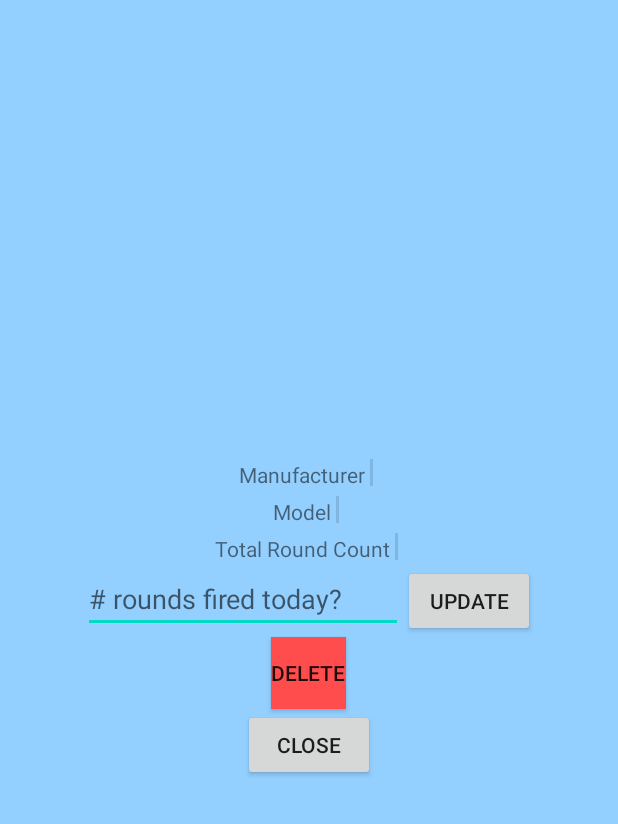
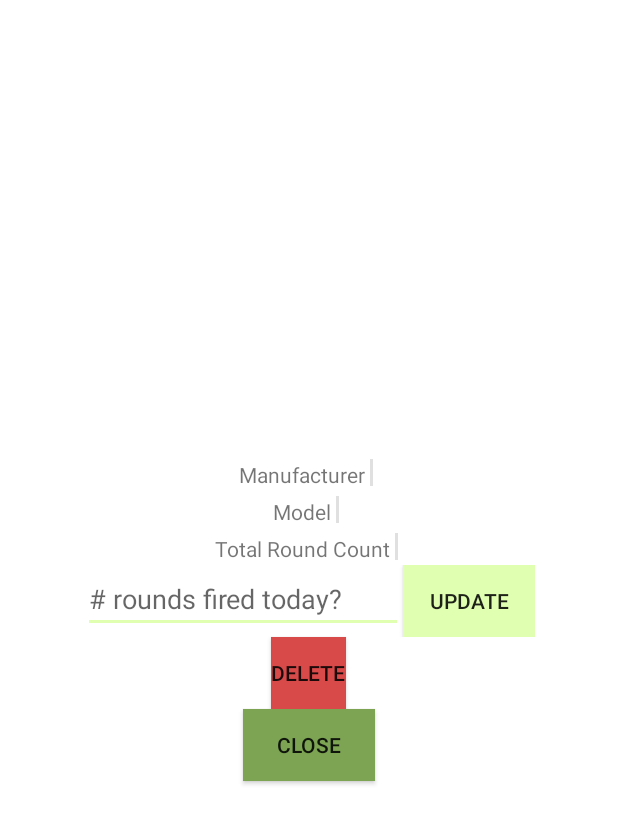
Before and after one commit to prescottwhite/gunlog, an Android app: the layout fragment_view_gun.xml on its own in the app's theme, with its tools: preview values and no code run, on a phone screen of 412 x 824 dp. Shown: the top 824 px of the screen. Run offline under Robolectric (Android 15) with nearby library versions, the phone set to English and light mode, and no system bars.

Commit message:
Change color theme

```diff
--- a/app/src/main/res/layout/fragment_view_gun.xml
+++ b/app/src/main/res/layout/fragment_view_gun.xml
@@ -3,7 +3,7 @@
     android:layout_width="match_parent"
     android:layout_height="match_parent"
     android:animateLayoutChanges="true"
-    android:background="@color/colorBackground"
+    android:background="#FFFFFF"
     android:gravity="center"
     android:orientation="vertical">
 
@@ -89,6 +89,7 @@
             android:id="@+id/buttonUpdateRounds"
             android:layout_width="wrap_content"
             android:layout_height="wrap_content"
+            android:background="@color/colorAccent"
             android:text="@string/button_update_rounds" />
     </LinearLayout>
 
@@ -97,13 +98,14 @@
         style="@style/Widget.AppCompat.Button.Small"
         android:layout_width="wrap_content"
         android:layout_height="wrap_content"
-        android:background="#FF4D4D"
+        android:background="@color/colorDelete"
         android:text="@string/button_delete" />
 
     <Button
         android:id="@+id/buttonCloseFragment"
         android:layout_width="wrap_content"
         android:layout_height="wrap_content"
+        android:background="@color/colorPrimaryDark"
         android:text="@string/button_close" />
 
 </LinearLayout>
--- a/app/src/main/res/layout/recyclerview_item.xml
+++ b/app/src/main/res/layout/recyclerview_item.xml
@@ -10,5 +10,5 @@
         style="@style/gun_title"
         android:layout_width="match_parent"
         android:layout_height="wrap_content"
-        android:background="@color/colorBackground" />
+        android:background="@color/colorPrimary" />
 </LinearLayout>
--- a/app/src/main/res/values/colors.xml
+++ b/app/src/main/res/values/colors.xml
@@ -1,8 +1,7 @@
 <?xml version="1.0" encoding="utf-8"?>
 <resources>
-    <color name="colorPrimary">#6200EE</color>
-    <color name="colorPrimaryDark">#3700B3</color>
-    <color name="colorAccent">#03DAC5</color>
-
-    <color name="colorBackground">#93CFFF</color>
+    <color name="colorPrimary">#aed581</color>
+    <color name="colorPrimaryDark">#7ca453</color>
+    <color name="colorAccent">#e0ffb1</color>
+    <color name="colorDelete">#D84949</color>
 </resources>
--- a/app/src/main/res/values/styles.xml
+++ b/app/src/main/res/values/styles.xml
@@ -1,6 +1,6 @@
 <resources>
     <!-- Base application theme. -->
-    <style name="AppTheme" parent="Theme.AppCompat.Light.DarkActionBar">
+    <style name="AppTheme" parent="Theme.AppCompat.Light">
         <!-- Customize your theme here. -->
         <item name="colorPrimary">@color/colorPrimary</item>
         <item name="colorPrimaryDark">@color/colorPrimaryDark</item>
```
